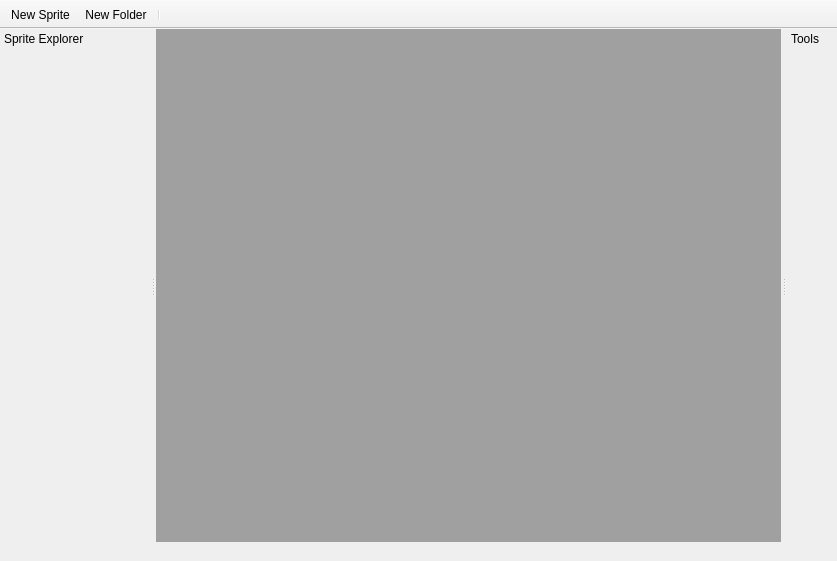
First picture: the form in src/mainwindow.ui, repository eigenbom/MQ-Sprite, before the edit.
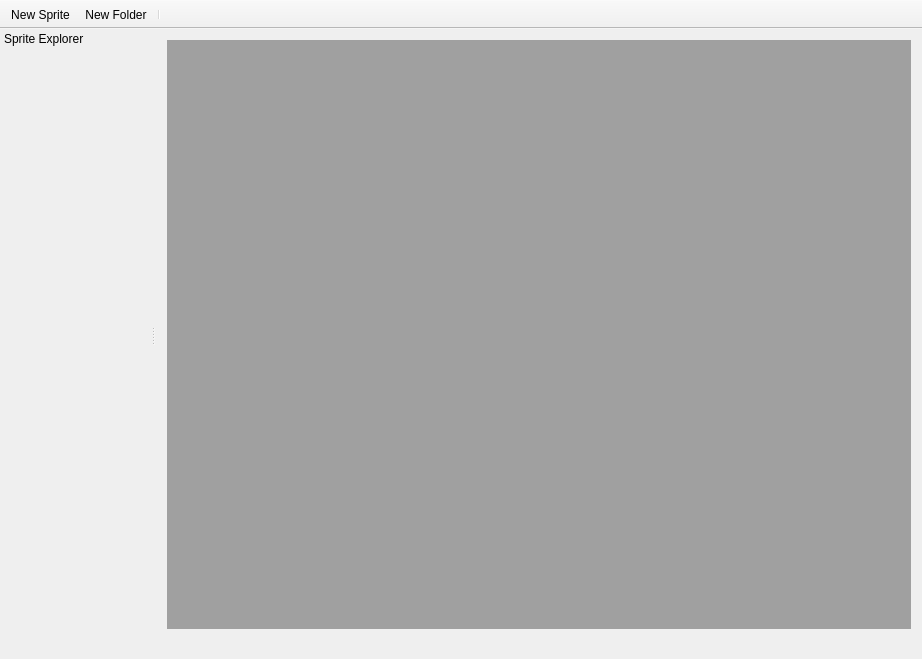
Second picture: the form after the edit. Icons and pictures are not drawn. Custom widgets are drawn as their Qt base class.

Commit message: Moving all tools into separate dock widgets

```diff
--- a/src/mainwindow.ui
+++ b/src/mainwindow.ui
@@ -6,8 +6,8 @@
    <rect>
     <x>0</x>
     <y>0</y>
-    <width>837</width>
-    <height>561</height>
+    <width>922</width>
+    <height>659</height>
    </rect>
   </property>
   <property name="cursor">
@@ -43,21 +43,6 @@
     </sizepolicy>
    </property>
    <layout class="QVBoxLayout" name="verticalLayout">
-    <property name="spacing">
-     <number>2</number>
-    </property>
-    <property name="leftMargin">
-     <number>0</number>
-    </property>
-    <property name="topMargin">
-     <number>0</number>
-    </property>
-    <property name="rightMargin">
-     <number>0</number>
-    </property>
-    <property name="bottomMargin">
-     <number>0</number>
-    </property>
     <item>
      <widget class="QMdiArea" name="mdiArea">
       <property name="sizePolicy">
@@ -82,13 +67,13 @@
        </brush>
       </property>
       <property name="viewMode">
-       <enum>QMdiArea::TabbedView</enum>
+       <enum>QMdiArea::SubWindowView</enum>
       </property>
       <property name="documentMode">
        <bool>false</bool>
       </property>
       <property name="tabsClosable">
-       <bool>true</bool>
+       <bool>false</bool>
       </property>
       <property name="tabsMovable">
        <bool>true</bool>
@@ -142,33 +127,6 @@
     <bool>false</bool>
    </property>
   </widget>
-  <widget class="QDockWidget" name="dockWidgetTools">
-   <property name="sizePolicy">
-    <sizepolicy hsizetype="Minimum" vsizetype="Preferred">
-     <horstretch>0</horstretch>
-     <verstretch>0</verstretch>
-    </sizepolicy>
-   </property>
-   <property name="minimumSize">
-    <size>
-     <width>50</width>
-     <height>44</height>
-    </size>
-   </property>
-   <property name="features">
-    <set>QDockWidget::NoDockWidgetFeatures</set>
-   </property>
-   <property name="allowedAreas">
-    <set>Qt::LeftDockWidgetArea|Qt::RightDockWidgetArea</set>
-   </property>
-   <property name="windowTitle">
-    <string>Tools</string>
-   </property>
-   <attribute name="dockWidgetArea">
-    <number>2</number>
-   </attribute>
-   <widget class="QWidget" name="dockWidgetContents"/>
-  </widget>
   <widget class="QToolBar" name="toolBar">
    <property name="windowTitle">
     <string>toolBar</string>
```
Left out of the diff: 6 changed lines with no effect on the pictures. The commit also changes 9 other files.
